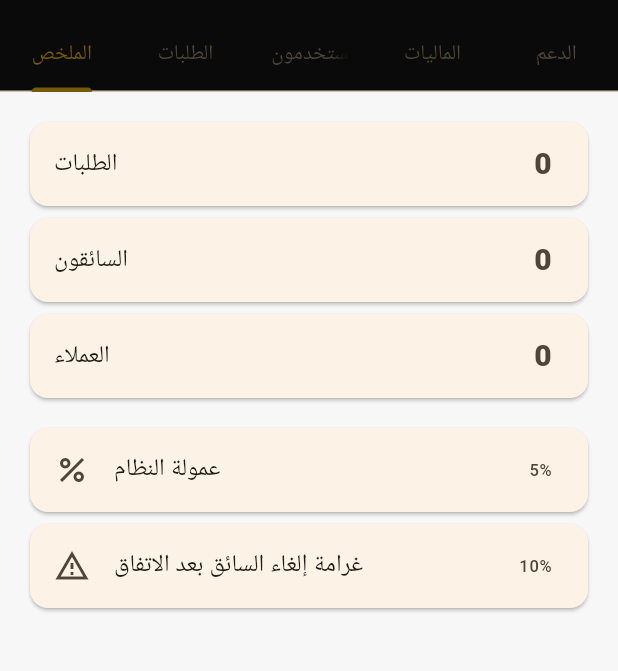
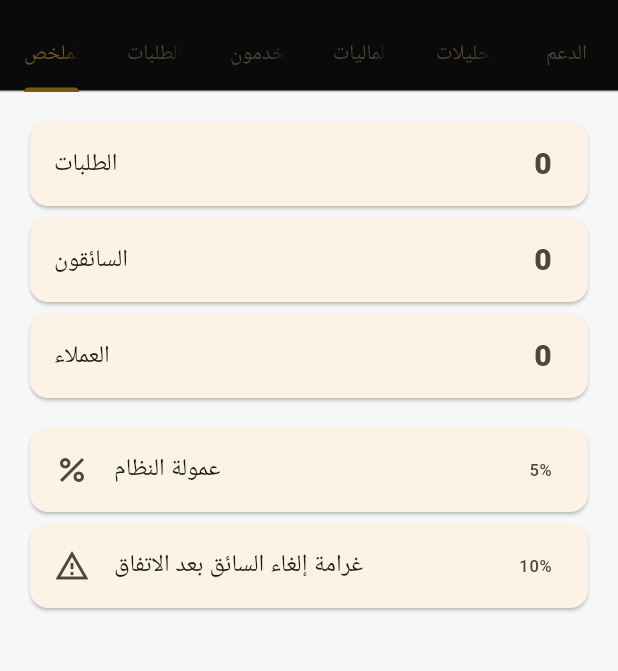
Before and after one commit to jwan-delivery/jwan, a Flutter app: the AyezAdminCenterPage screen opened directly with empty values, on a phone screen of 412 x 824 dp, the part 64-735 px from its top. Run offline on Flutter 3.47's test engine with Material 3 defaults, Android fonts, the phone set to English and light mode, and no system bars; our stand-ins replace cloud_firestore, firebase_auth, firebase_core, firebase_messaging, google_fonts, google_sign_in; missing offline and left inert: firebase_app_check; accounts and stored records are empty; statements that could not run were skipped.

Commit message:
add admin analytics tab to native control center

```diff
--- a/mobile-app/lib/admin_center_page.dart
+++ b/mobile-app/lib/admin_center_page.dart
@@ -16,9 +16,9 @@ class AyezAdminCenterPage extends StatelessWidget {
   @override
   Widget build(BuildContext context) {
     final hasManagers = profile['role'] == 'super_admin';
-    final tabCount = hasManagers ? 6 : 5;
-    final tabs = <Tab>[const Tab(text: 'الملخص'), const Tab(text: 'الطلبات'), const Tab(text: 'المستخدمون'), const Tab(text: 'الماليات'), const Tab(text: 'الدعم')];
-    final views = <Widget>[const _AdminSummary(), const _AdminOrders(), _AdminUsers(superAdmin: hasManagers), const _AdminFinance(), const _AdminSupport()];
+    final tabCount = hasManagers ? 7 : 6;
+    final tabs = <Tab>[const Tab(text: 'الملخص'), const Tab(text: 'الطلبات'), const Tab(text: 'المستخدمون'), const Tab(text: 'الماليات'), const Tab(text: 'التحليلات'), const Tab(text: 'الدعم')];
+    final views = <Widget>[const _AdminSummary(), const _AdminOrders(), _AdminUsers(superAdmin: hasManagers), const _AdminFinance(), const AyezAdminAnalyticsPage(), const _AdminSupport()];
     if (hasManagers) { tabs.add(const Tab(text: 'المدراء')); views.add(const _AdminManagers()); }
     return DefaultTabController(
       length: tabCount,
```
